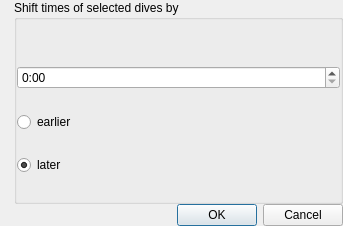
Qt form qt-ui/shifttimes.ui (subsurface/subsurface) before a commit.
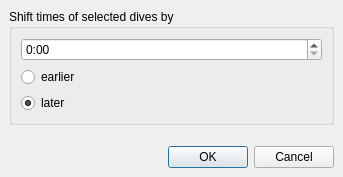
The same form after that commit.

Commit message:
Fix dialog margins and spacing
Make it consistent with other application dialogs.

Diff of the .ui file:
```diff
--- a/qt-ui/shifttimes.ui
+++ b/qt-ui/shifttimes.ui
@@ -7,48 +7,36 @@
     <x>0</x>
     <y>0</y>
     <width>343</width>
-    <height>226</height>
+    <height>177</height>
    </rect>
   </property>
+  <property name="sizePolicy">
+   <sizepolicy hsizetype="Minimum" vsizetype="Minimum">
+    <horstretch>0</horstretch>
+    <verstretch>0</verstretch>
+   </sizepolicy>
+  </property>
   <property name="windowTitle">
    <string>Shift selected times</string>
   </property>
   <layout class="QVBoxLayout" name="verticalLayout_2">
    <property name="spacing">
-    <number>0</number>
+    <number>6</number>
    </property>
-   <property name="leftMargin">
-    <number>14</number>
+   <property name="margin">
+    <number>9</number>
    </property>
-   <property name="topMargin">
-    <number>0</number>
-   </property>
-   <property name="rightMargin">
-    <number>0</number>
-   </property>
-   <property name="bottomMargin">
-    <number>0</number>
-   </property>
-   <item>
+   <item alignment="Qt::AlignTop">
     <widget class="QGroupBox" name="groupBox">
      <property name="title">
       <string>Shift times of selected dives by</string>
      </property>
      <layout class="QVBoxLayout" name="verticalLayout">
       <property name="spacing">
-       <number>0</number>
+       <number>6</number>
       </property>
-      <property name="leftMargin">
-       <number>0</number>
-      </property>
-      <property name="topMargin">
-       <number>23</number>
-      </property>
-      <property name="rightMargin">
-       <number>0</number>
-      </property>
-      <property name="bottomMargin">
-       <number>0</number>
+      <property name="margin">
+       <number>9</number>
       </property>
       <item>
        <widget class="QTimeEdit" name="timeEdit">
```
